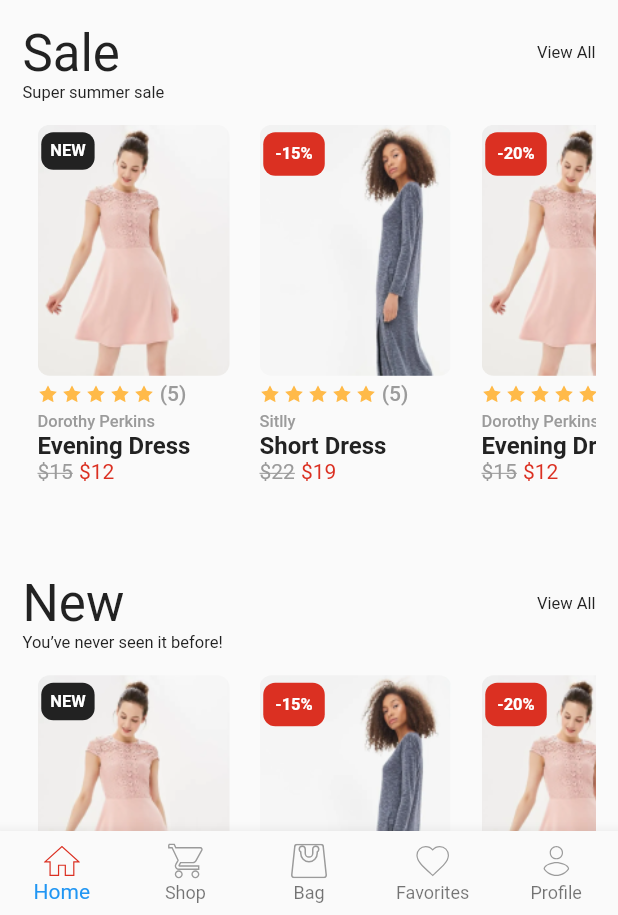
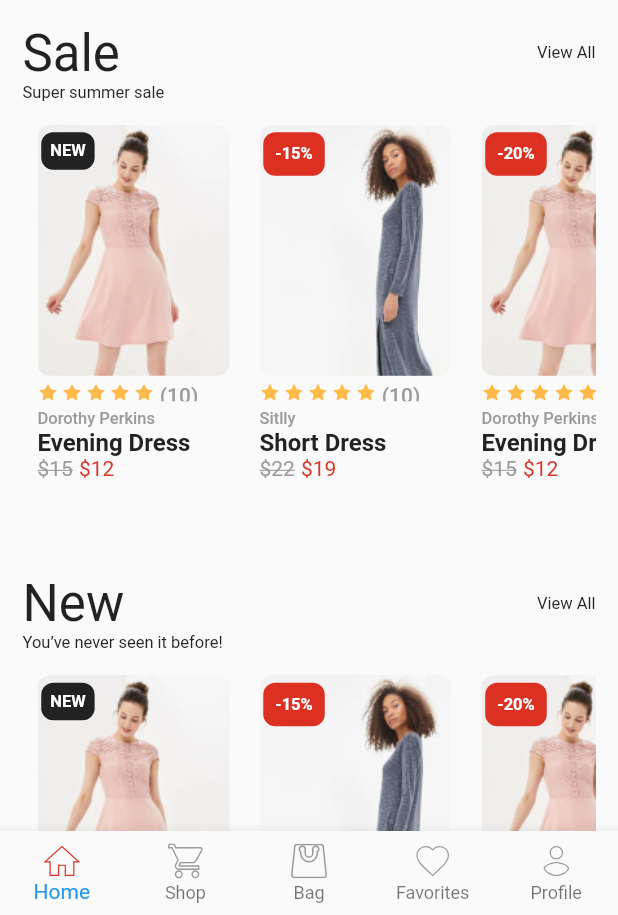
Before and after one commit to 4seer/openflutterecommerceapp, a Flutter app: the screen it shows after launch, swiped to page 2, on a phone screen of 412 x 824 dp, the part 321-1236 px from its top. Run offline on Flutter 3.47's test engine with Material 2 defaults, Android fonts, the phone set to English and light mode, and no system bars; our stand-ins replace bloc, equatable, flutter_bloc, flutter_svg, flutter_translate.

Commit message:
fixed ratingCount and startCount

```diff
--- a/lib/widgets/product_rating.dart
+++ b/lib/widgets/product_rating.dart
@@ -12,23 +12,37 @@ import 'package:flutter_svg/flutter_svg.dart';
 class OpenFlutterProductRating extends StatelessWidget {
   //current product rating
   final double rating;
+
   //current number of reviews by users
   final int ratingCount;
-  //number of start: 5 as standart
+
+  //number of start: 5 as standard
   final int starCount;
+
   //star alignment in the row
   final MainAxisAlignment alignment;
+
   //size of stars
   final double iconSize;
+
   //spacing between stars
   final double spacing;
+
+  //show the start right to left orientation
   final bool rtl;
+
   //show number of reviews
   final bool showLabel;
+
+  //font size of the label number of reviews
+  final double labelFontSize;
+
   //allow adding your rating
   final bool editable;
-  //
+
+  //show unselected starts
   final bool showDefaultStar;
+
   //callback when rating was selected
   final Function(double rating) onRatingSelected;
 
@@ -43,6 +57,7 @@ class OpenFlutterProductRating extends StatelessWidget {
     this.onRatingSelected,
     this.rtl = false,
     this.showLabel = true,
+    this.labelFontSize = 14.0,
     this.editable = false,
     this.showDefaultStar = true,
   }) : super(key: key);
@@ -105,7 +120,7 @@ class OpenFlutterProductRating extends StatelessWidget {
       return index + 1.0;
     }
 
-    return ratingCount - (index + 1.0);
+    return starCount - (index + 1.0);
   }
 
   bool _isStarSelected(int index) {
@@ -113,15 +128,26 @@ class OpenFlutterProductRating extends StatelessWidget {
       return rating > index;
     }
 
-    return rating > (ratingCount - (index + 1));
+    return rating > (starCount - (index + 1));
   }
 
   Widget _buildRatingLabel(BuildContext context) {
-    return showLabel && rating > 0 ? _buildLabel(context) : Container();
+    return showLabel && ratingCount > 0 ? _buildLabel(context) : Container();
   }
 
   Widget _buildLabel(BuildContext context) {
-    return Text(' (' + rating.toInt().toString() + ')',
-        style: Theme.of(context).textTheme.bodyText1.copyWith(fontSize: 14));
+    return SizedBox(
+      height: iconSize,
+      child: Center(
+        child: Text(
+          ' (' + ratingCount.toInt().toString() + ')',
+          style: Theme.of(context)
+              .textTheme
+              .bodyText1
+              .copyWith(fontSize: labelFontSize),
+          textAlign: TextAlign.center,
+        ),
+      ),
+    );
   }
 }
```
